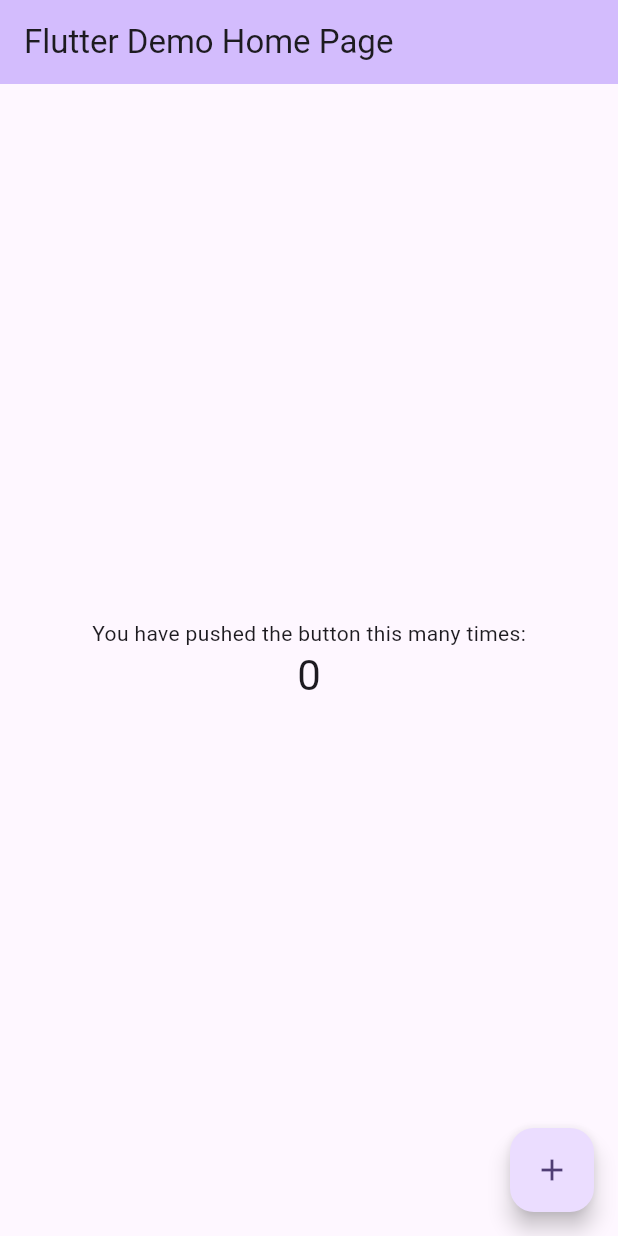
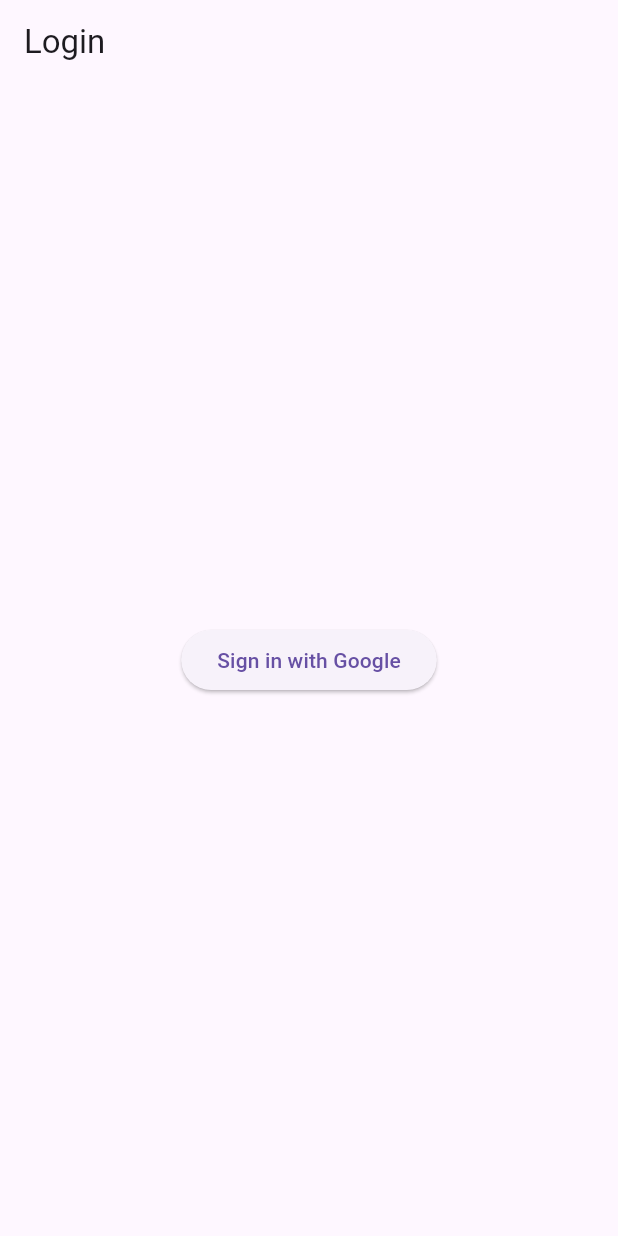
Before and after one commit to coderacing/GDG_2025, a Flutter app: the screen it shows after launch, on a phone screen of 412 x 824 dp. Run offline on Flutter 3.47's test engine with Material 3 defaults, Android fonts, the light colour scheme and no system bars; our stand-ins replace firebase_auth, firebase_core, google_sign_in; accounts and stored records are empty.

Commit message:
login added!

```diff
--- a/medimate/lib/main.dart
+++ b/medimate/lib/main.dart
@@ -1,125 +1,24 @@
+import 'package:firebase_auth/firebase_auth.dart';
+import 'package:firebase_core/firebase_core.dart';
 import 'package:flutter/material.dart';
+import 'package:google_sign_in/google_sign_in.dart';
+import 'package:medimate/src/appdart.dart';
 
-void main() {
-  runApp(const MyApp());
+void main() async {
+  WidgetsFlutterBinding.ensureInitialized();
+  await Firebase.initializeApp();
+  runApp(MyApp());
 }
 
-class MyApp extends StatelessWidget {
-  const MyApp({super.key});
+Future<UserCredential> signInWithGoogle() async {
+  final GoogleSignInAccount? googleUser = await GoogleSignIn().signIn();
+  final GoogleSignInAuthentication googleAuth =
+      await googleUser!.authentication;
 
-  // This widget is the root of your application.
-  @override
-  Widget build(BuildContext context) {
-    return MaterialApp(
-      title: 'Flutter Demo',
-      theme: ThemeData(
-        // This is the theme of your application.
-        //
-        // TRY THIS: Try running your application with "flutter run". You'll see
-        // the application has a purple toolbar. Then, without quitting the app,
-        // try changing the seedColor in the colorScheme below to Colors.green
-        // and then invoke "hot reload" (save your changes or press the "hot
-        // reload" button in a Flutter-supported IDE, or press "r" if you used
-        // the command line to start the app).
-        //
-        // Notice that the counter didn't reset back to zero; the application
-        // state is not lost during the reload. To reset the state, use hot
-        // restart instead.
-        //
-        // This works for code too, not just values: Most code changes can be
-        // tested with just a hot reload.
-        colorScheme: ColorScheme.fromSeed(seedColor: Colors.deepPurple),
-        useMaterial3: true,
-      ),
-      home: const MyHomePage(title: 'Flutter Demo Home Page'),
-    );
-  }
+  final AuthCredential credential = GoogleAuthProvider.credential(
+    accessToken: googleAuth.accessToken,
+    idToken: googleAuth.idToken,
+  );
+
+  return await FirebaseAuth.instance.signInWithCredential(credential);
 }
-
-class MyHomePage extends StatefulWidget {
-  const MyHomePage({super.key, required this.title});
-
-  // This widget is the home page of your application. It is stateful, meaning
-  // that it has a State object (defined below) that contains fields that affect
-  // how it looks.
-
-  // This class is the configuration for the state. It holds the values (in this
-  // case the title) provided by the parent (in this case the App widget) and
-  // used by the build method of the State. Fields in a Widget subclass are
-  // always marked "final".
-
-  final String title;
-
-  @override
-  State<MyHomePage> createState() => _MyHomePageState();
-}
-
-class _MyHomePageState extends State<MyHomePage> {
-  int _counter = 0;
-
-  void _incrementCounter() {
-    setState(() {
-      // This call to setState tells the Flutter framework that something has
-      // changed in this State, which causes it to rerun the build method below
-      // so that the display can reflect the updated values. If we changed
-      // _counter without calling setState(), then the build method would not be
-      // called again, and so nothing would appear to happen.
-      _counter++;
-    });
-  }
-
-  @override
-  Widget build(BuildContext context) {
-    // This method is rerun every time setState is called, for instance as done
-    // by the _incrementCounter method above.
-    //
-    // The Flutter framework has been optimized to make rerunning build methods
-    // fast, so that you can just rebuild anything that needs updating rather
-    // than having to individually change instances of widgets.
-    return Scaffold(
-      appBar: AppBar(
-        // TRY THIS: Try changing the color here to a specific color (to
-        // Colors.amber, perhaps?) and trigger a hot reload to see the AppBar
-        // change color while the other colors stay the same.
-        backgroundColor: Theme.of(context).colorScheme.inversePrimary,
-        // Here we take the value from the MyHomePage object that was created by
-        // the App.build method, and use it to set our appbar title.
-        title: Text(widget.title),
-      ),
-      body: Center(
-        // Center is a layout widget. It takes a single child and positions it
-        // in the middle of the parent.
-        child: Column(
-          // Column is also a layout widget. It takes a list of children and
-          // arranges them vertically. By default, it sizes itself to fit its
-          // children horizontally, and tries to be as tall as its parent.
-          //
-          // Column has various properties to control how it sizes itself and
-          // how it positions its children. Here we use mainAxisAlignment to
-          // center the children vertically; the main axis here is the vertical
-          // axis because Columns are vertical (the cross axis would be
-          // horizontal).
-          //
-          // TRY THIS: Invoke "debug painting" (choose the "Toggle Debug Paint"
-          // action in the IDE, or press "p" in the console), to see the
-          // wireframe for each widget.
-          mainAxisAlignment: MainAxisAlignment.center,
-          children: <Widget>[
-            const Text(
-              'You have pushed the button this many times:',
-            ),
-            Text(
-              '$_counter',
-              style: Theme.of(context).textTheme.headlineMedium,
-            ),
-          ],
-        ),
-      ),
-      floatingActionButton: FloatingActionButton(
-        onPressed: _incrementCounter,
-        tooltip: 'Increment',
-        child: const Icon(Icons.add),
-      ), // This trailing comma makes auto-formatting nicer for build methods.
-    );
-  }
-}
--- /dev/null
+++ b/medimate/lib/src/appdart.dart
@@ -0,0 +1,16 @@
+import 'package:flutter/material.dart';
+import 'package:medimate/src/pesentation/splashpage.dart';
+
+class MyApp extends StatelessWidget {
+  const MyApp({super.key});
+
+  @override
+  Widget build(BuildContext context) {
+    return MaterialApp(
+      debugShowCheckedModeBanner: false,
+      title: 'Medimate',
+      theme: ThemeData(primarySwatch: Colors.blue),
+      home: const SplashScreen(),
+    );
+  }
+}
--- /dev/null
+++ b/medimate/lib/src/pesentation/loginpage.dart
@@ -0,0 +1,64 @@
+import 'package:firebase_auth/firebase_auth.dart';
+import 'package:flutter/material.dart';
+import 'package:google_sign_in/google_sign_in.dart';
+import 'package:medimate/src/pesentation/homepage.dart';
+
+class LoginPage extends StatefulWidget {
+  const LoginPage({super.key});
+
+  @override
+  _LoginPageState createState() => _LoginPageState();
+}
+
+class _LoginPageState extends State<LoginPage> {
+  bool _isSigningIn = false; // Track signing-in status
+
+  Future<void> signInWithGoogle() async {
+    if (_isSigningIn) return; // Prevent multiple sign-ins
+    setState(() => _isSigningIn = true); // Disable button
+
+    try {
+      final GoogleSignInAccount? googleUser = await GoogleSignIn().signIn();
+      if (googleUser == null) {
+        setState(() => _isSigningIn = false);
+        return; // User canceled login
+      }
+
+      final GoogleSignInAuthentication googleAuth =
+          await googleUser.authentication;
+
+      final AuthCredential credential = GoogleAuthProvider.credential(
+        accessToken: googleAuth.accessToken,
+        idToken: googleAuth.idToken,
+      );
+
+      await FirebaseAuth.instance.signInWithCredential(credential);
+
+      // Navigate to Homepage
+      Navigator.pushReplacement(
+          context, MaterialPageRoute(builder: (context) => const HomePage()));
+    } catch (e) {
+      ScaffoldMessenger.of(context)
+          .showSnackBar(SnackBar(content: Text("Google Sign-In Failed: $e")));
+    }
+
+    setState(() => _isSigningIn = false); // Enable button again
+  }
+
+  @override
+  Widget build(BuildContext context) {
+    return Scaffold(
+      appBar: AppBar(title: const Text('Login')),
+      body: Center(
+        child: ElevatedButton(
+          onPressed: _isSigningIn
+              ? null
+              : signInWithGoogle, // Disable button while signing in
+          child: _isSigningIn
+              ? const CircularProgressIndicator()
+              : const Text('Sign in with Google'),
+        ),
+      ),
+    );
+  }
+}
--- a/medimate/pubspec.yaml
+++ b/medimate/pubspec.yaml
@@ -35,6 +35,9 @@
   # The following adds the Cupertino Icons font to your application.
   # Use with the CupertinoIcons class for iOS style icons.
   cupertino_icons: ^1.0.8
+  firebase_auth:
+  firebase_core:
+  google_sign_in:
 
 dev_dependencies:
   flutter_test:
```
Also changed, not shown: medimate/lib/src/pesentation/homepage.dart (added, +31 -0 lines), medimate/lib/src/pesentation/splashpage.dart (added, +34 -0 lines), medimate/firebase.json (added), medimate/lib/firebase_options.dart (added), medimate/pubspec.lock, 8 other files.
